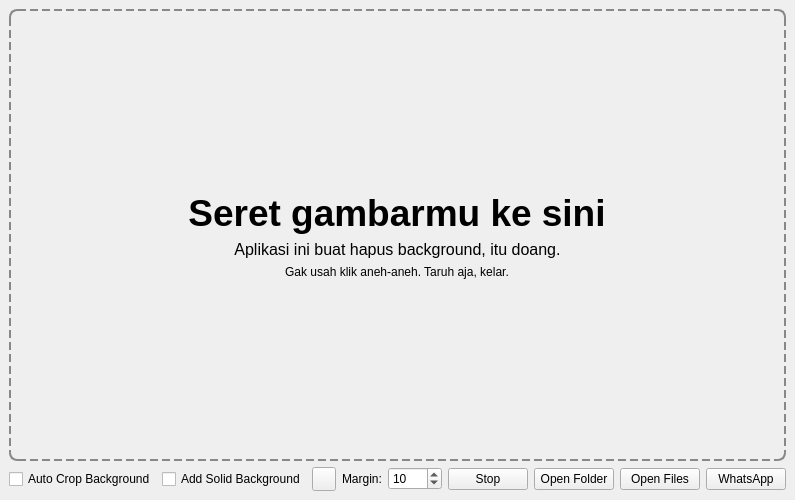
Old version of the form APP/gui/main_window.ui in the repository mudrikam/Keong-MAS.
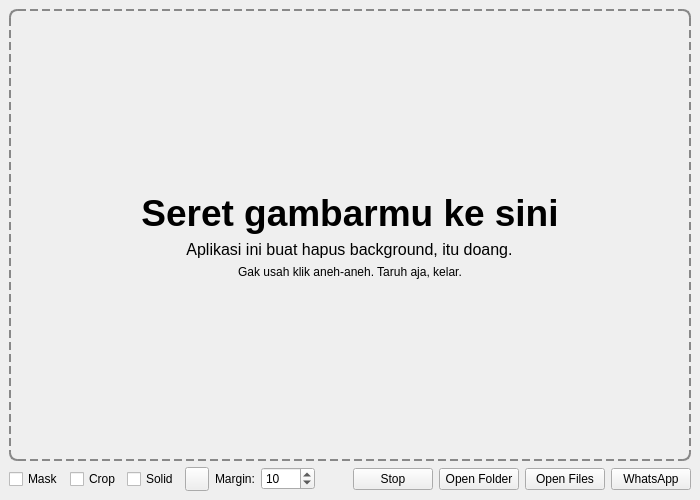
New version of the form.

Commit message: feat: Add save mask functionality and related UI elements for image processing

Diff of the .ui file:
```diff
--- a/APP/gui/main_window.ui
+++ b/APP/gui/main_window.ui
@@ -123,10 +123,20 @@
      <layout class="QHBoxLayout" name="bottomControlsLayout">
       <item>
        <layout class="QHBoxLayout" name="cropControlsLayout">
+        <item>
+         <widget class="QCheckBox" name="saveMaskCheckBox">
+          <property name="toolTip">
+           <string>Save the adjusted mask files</string>
+          </property>
+          <property name="text">
+           <string>Mask</string>
+          </property>
+         </widget>
+        </item>
         <item>
          <widget class="QCheckBox" name="checkBox">
           <property name="text">
-           <string>Auto Crop Background</string>
+           <string>Crop</string>
           </property>
          </widget>
         </item>
@@ -137,7 +147,7 @@
         <item>
          <widget class="QCheckBox" name="solidBgCheckBox">
           <property name="text">
-           <string>Add Solid Background</string>
+           <string>Solid</string>
           </property>
          </widget>
         </item>
```
Left out of the diff: 13 changed lines with no effect on the pictures. The commit also changes 4 other files.
